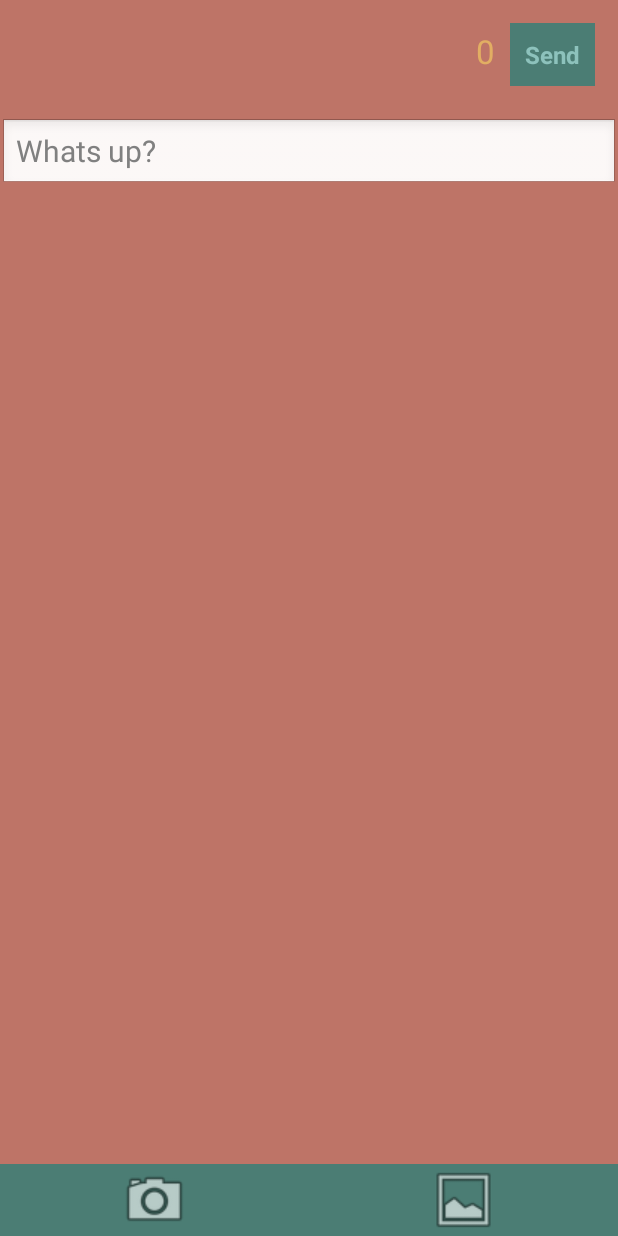
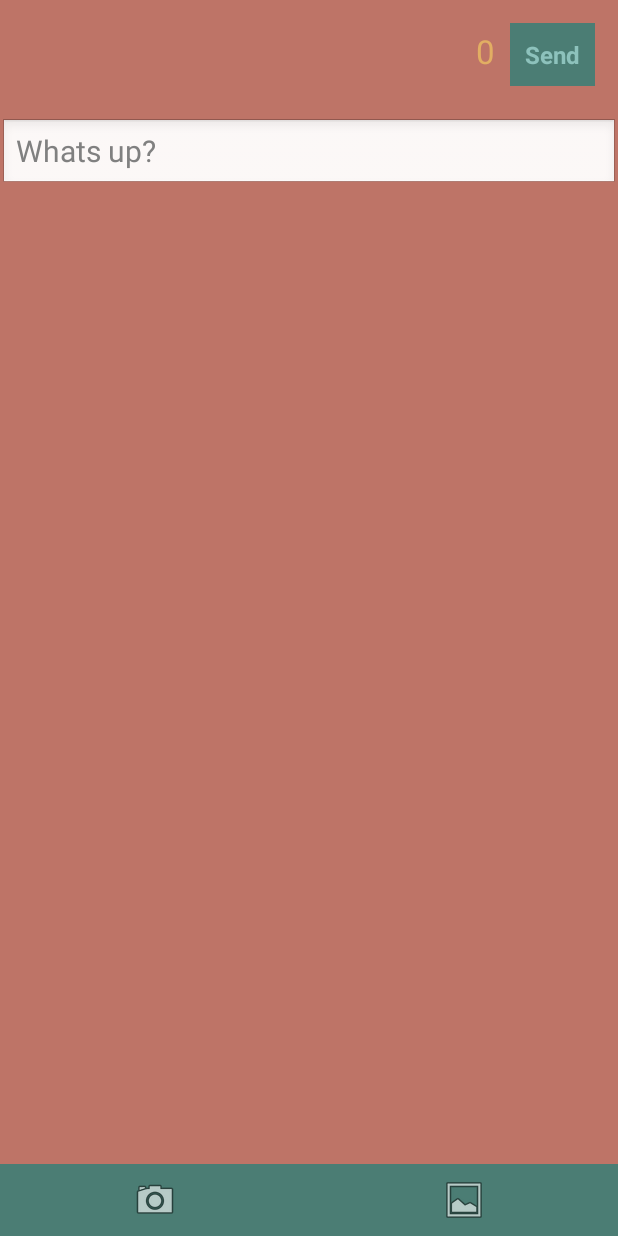
Before and after one commit to ofermoshsaioff/Lime, an Android app: the screen it shows after launch (WriteActivity), after a tap on "Put me on a sticker...", on a phone screen of 412 x 824 dp. Run offline under Robolectric (Android 15) with nearby library versions, the light colour scheme and no system bars; our stand-ins replace Picasso; pictures from the network do not load; 3 statements that could not run were skipped.

Commit message:
added images from gallery - bug fixes

```diff
--- a/app/src/main/java/com/moshaioff/lime/activities/ImageFullScreenActivity.java
+++ b/app/src/main/java/com/moshaioff/lime/activities/ImageFullScreenActivity.java
@@ -1,6 +1,7 @@
 package com.moshaioff.lime.activities;
 
 import android.app.Activity;
+import android.net.Uri;
 import android.os.Bundle;
 import android.widget.ImageView;
 
@@ -22,7 +23,7 @@ public class ImageFullScreenActivity extends Activity {
         ImageView image = (ImageView) findViewById(R.id.image);
 
         Bundle b = getIntent().getExtras();
-        String uri = (String) b.get(Const.EXTRA_IMAGE_URI);
+        Uri uri = (Uri) b.get(Const.EXTRA_IMAGE_URI);
 
         Picasso.with(this).load(uri)
                 .centerCrop()
--- a/app/src/main/java/com/moshaioff/lime/activities/WriteActivity.java
+++ b/app/src/main/java/com/moshaioff/lime/activities/WriteActivity.java
@@ -15,7 +15,7 @@ import android.view.View;
 import android.widget.Button;
 import android.widget.EditText;
 import android.widget.GridView;
-import android.widget.ImageView;
+import android.widget.ImageButton;
 import android.widget.TextView;
 import android.widget.Toast;
 
@@ -47,8 +47,8 @@ public class WriteActivity extends Activity implements View.OnClickListener, Tex
     private EditText editText;
     private TextView counterText;
     private Button sendButton;
-    private ImageView cameraButton;
-    private ImageView galleryButton;
+    private ImageButton cameraButton;
+    private ImageButton galleryButton;
     private GridView gridView;
 
     // members
@@ -75,8 +75,8 @@ public class WriteActivity extends Activity implements View.OnClickListener, Tex
         counterText = (TextView) findViewById(R.id.counter_text);
         editText = (EditText) findViewById(R.id.edit_text);
         sendButton = (Button) findViewById(R.id.send_button);
-        cameraButton = ((ImageView) findViewById(R.id.camera_button));
-        galleryButton = (ImageView) findViewById(R.id.gallery_button);
+        cameraButton = ((ImageButton) findViewById(R.id.camera_button));
+        galleryButton = (ImageButton) findViewById(R.id.gallery_button);
         gridView = (GridView) findViewById(R.id.image_grid_view);
 
         gridView.setAdapter(imageAdapter);
--- a/app/src/main/java/com/moshaioff/lime/gallery/ImageAdapter.java
+++ b/app/src/main/java/com/moshaioff/lime/gallery/ImageAdapter.java
@@ -12,6 +12,7 @@ import android.widget.ImageView;
 import com.moshaioff.lime.Const;
 import com.moshaioff.lime.R;
 import com.moshaioff.lime.activities.ImageFullScreenActivity;
+import com.moshaioff.lime.otto.OttoUtils;
 import com.squareup.picasso.Picasso;
 
 import java.util.ArrayList;
--- a/app/src/main/res/layout/write_view.xml
+++ b/app/src/main/res/layout/write_view.xml
@@ -75,18 +75,20 @@
         android:background="@color/pastel_dark_green"
         android:orientation="horizontal">
 
-        <ImageView
+        <ImageButton
             android:id="@+id/camera_button"
             android:layout_width="0dp"
             android:layout_height="match_parent"
             android:layout_weight="1"
+            android:background="@null"
             android:src="@android:drawable/ic_menu_camera"/>
 
-        <ImageView
+        <ImageButton
             android:id="@+id/gallery_button"
             android:layout_width="0dp"
             android:layout_height="match_parent"
             android:layout_weight="1"
+            android:background="@null"
             android:src="@android:drawable/ic_menu_gallery"/>
 
     </LinearLayout>
```
